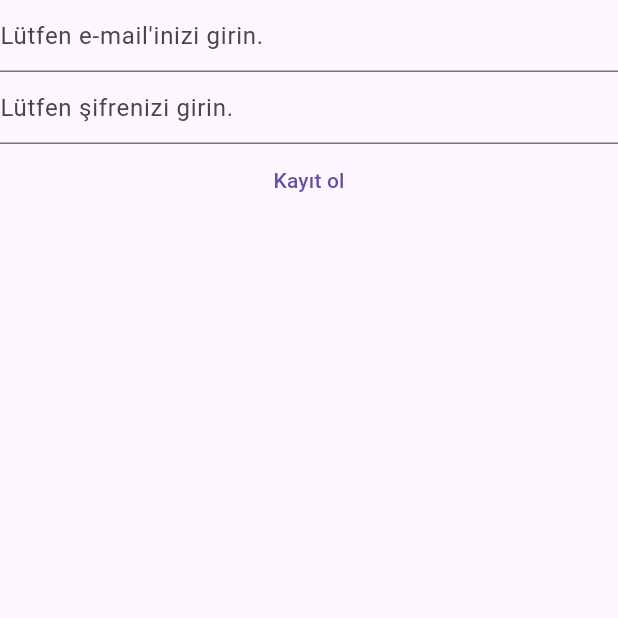
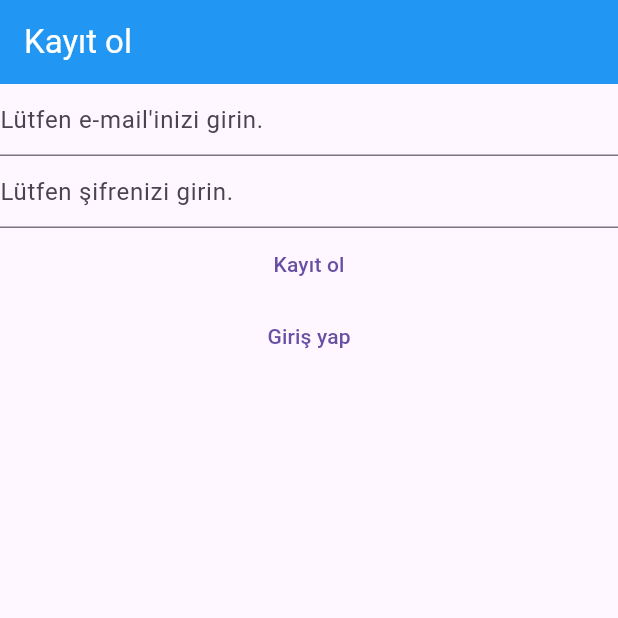
Before and after one commit to Mali03/FlutterNoteApp, a Flutter app: the RegisterView screen opened directly, on a phone screen of 412 x 824 dp, the top half of it. Run offline on Flutter 3.47's test engine with Material 3 defaults, Android fonts, the phone set to English and light mode, and no system bars; our stand-ins replace firebase_auth, firebase_core; accounts and stored records are empty.

Commit message:
Login and Register view entegrated

```diff
--- a/lib/views/register_view.dart
+++ b/lib/views/register_view.dart
@@ -28,7 +28,13 @@ class _RegisterViewState extends State<RegisterView> {
 
   @override
   Widget build(BuildContext context) {
-    return Column(
+    return Scaffold(
+      appBar: AppBar(
+        title: const Text("Kayıt ol"),
+        backgroundColor: Colors.blue,
+        foregroundColor: Colors.white,
+      ),
+      body: Column(
         children: [
           TextField(
             controller: _email,
@@ -76,7 +82,16 @@ class _RegisterViewState extends State<RegisterView> {
             },
             child: const Text('Kayıt ol'),
           ),
+          TextButton(
+            onPressed: () {
+              Navigator.of(
+                context,
+              ).pushNamedAndRemoveUntil('/login', (router) => false);
+            },
+            child: const Text("Giriş yap"),
+          ),
         ],
+      ),
     );
   }
 }
```
Also changed, not shown: lib/main.dart (+7 -35 lines), lib/views/login_view.dart (+18 -1 lines), lib/views/verify_email_view.dart (added, +34 -0 lines). Lines whose indentation alone changed are shown as unchanged.
